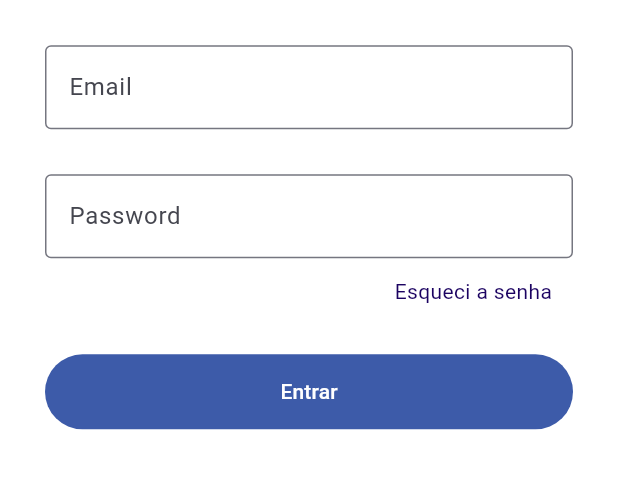
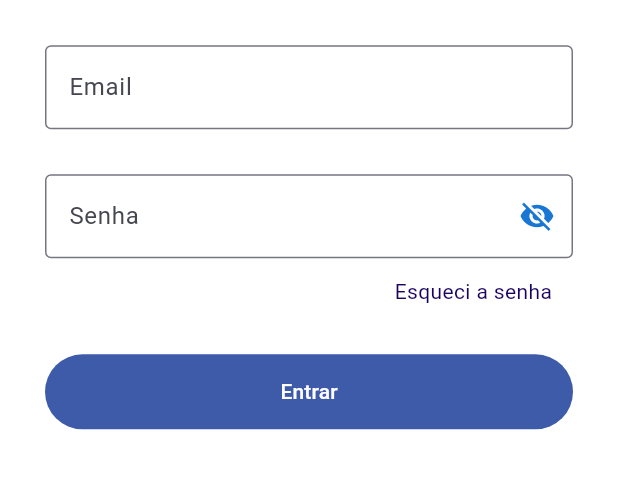
Before and after one commit to DiegoManucci/Unaerp-Swim-Team, a Flutter app: the screen it shows after launch, on a phone screen of 412 x 824 dp, the part 513-1002 px from its top. Run offline on Flutter 3.47's test engine with Material 2 defaults, Android fonts, the phone set to English and light mode, and no system bars.

Commit message:
Feat: Adicionada funcionalidade de toggle para mostrar/esconder a senha

```diff
--- a/lib/pages/login/login_view.dart
+++ b/lib/pages/login/login_view.dart
@@ -8,6 +8,14 @@ class LoginView extends StatefulWidget {
 }
 
 class _LoginViewState extends State<LoginView> {
+  bool _showPassword = false;
+
+  void onToggleShowPassword() {
+    setState(() {
+      _showPassword = !_showPassword;
+    });
+  }
+
   @override
   Widget build(BuildContext context) {
     double screenWidth = MediaQuery.of(context).size.width;
@@ -64,11 +72,20 @@ class _LoginViewState extends State<LoginView> {
                     const SizedBox(
                       height: 30,
                     ),
-                    const TextField(
-                      obscureText: true,
+                    TextField(
+                      obscureText: _showPassword,
                       decoration: InputDecoration(
-                        border: OutlineInputBorder(),
-                        labelText: 'Password',
+                        border: const OutlineInputBorder(),
+                        labelText: 'Senha',
+                        suffixIcon: IconButton(
+                          icon: Icon(
+                            _showPassword
+                                ? Icons.visibility
+                                : Icons.visibility_off,
+                            color: Theme.of(context).primaryColorDark,
+                          ),
+                          onPressed: onToggleShowPassword,
+                        ),
                       ),
                     ),
                     Row(
```
